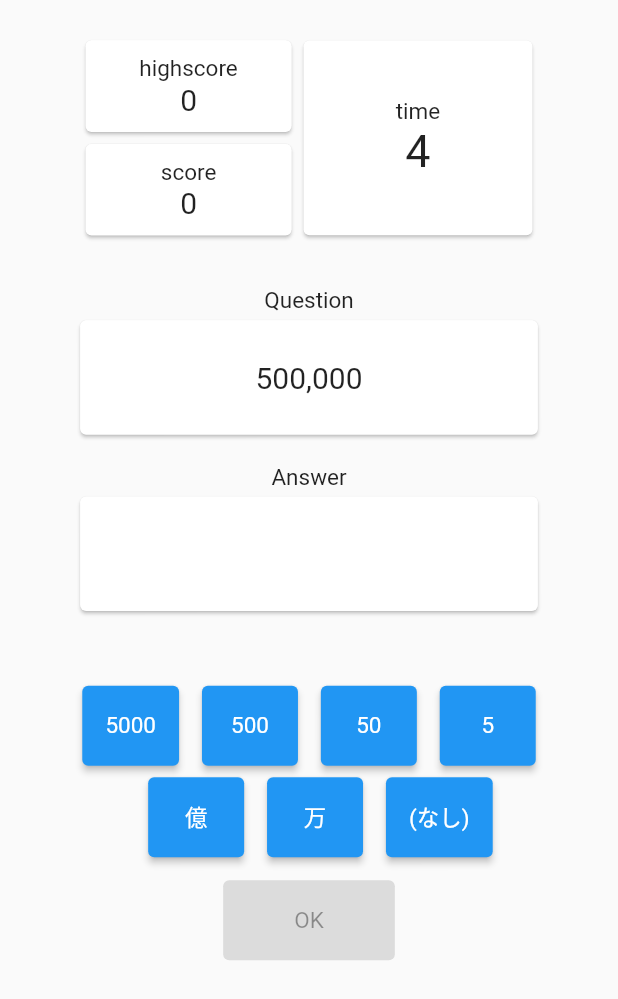
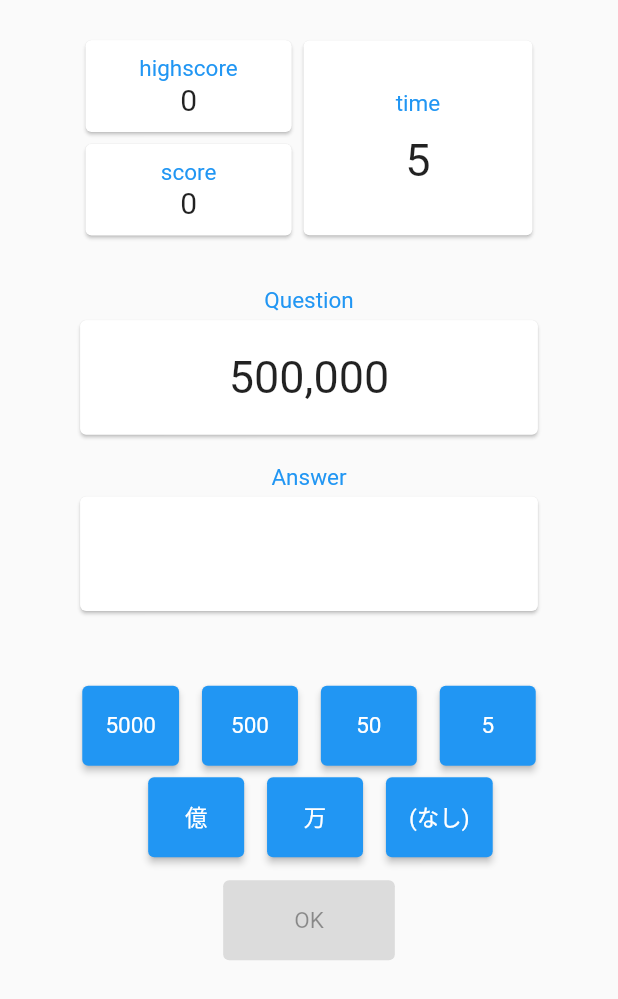
Before and after one commit to miyashiiii/number_read, a Flutter app: the GamePage screen opened by its route, on a phone screen of 412 x 824 dp. Shown: the top 999 px of the screen. Run offline on Flutter 3.47's test engine with Material 2 defaults, Android fonts, the phone set to English and light mode, and no system bars; our stand-ins replace firebase_analytics, firebase_core, flutter_screenutil, google_mobile_ads, page_transition, shared_preferences; accounts and stored records are empty; network calls fail.

Commit message:
change: Update UI style

```diff
--- a/lib/first_page.dart
+++ b/lib/first_page.dart
@@ -80,7 +80,7 @@ class _FirstPageState extends State<FirstPage> {
                   SizedBox(height: 400.h),
                   SizedBox(child: Image(image: AssetImage('assets/images/sudoku_logo.png')),height:500.h,width:500.h),
                   SizedBox(height: 200.h),
-                  Text("ハイスコア:" + _highScore.toString()),
+                  Text("ハイスコア: " + _highScore.toString()),
                   SizedBox(height: 100.h),
                   ElevatedButton(
                     onPressed: () {
--- a/lib/game_page.dart
+++ b/lib/game_page.dart
@@ -41,6 +41,7 @@ class _GamePageState extends State<GamePage> {
   }
 
   void initTimer() {
+    return;
     _timer = Timer.periodic(
         // 定期実行する間隔の設定.
         Duration(seconds: 1),
@@ -138,6 +139,7 @@ class _GamePageState extends State<GamePage> {
                                   children: [
                                     Text(
                                       "highscore",
+                                      style: TextStyle(color: Colors.blue),
                                     ),
                                     Text(
                                       "$highScore",
@@ -159,6 +161,7 @@ class _GamePageState extends State<GamePage> {
                                 children: [
                                   Text(
                                     "score",
+                                    style: TextStyle(color: Colors.blue),
                                   ),
                                   Text(
                                     score.toString(),
@@ -185,6 +188,10 @@ class _GamePageState extends State<GamePage> {
                               children: [
                                 Text(
                                   "time",
+                                  style: TextStyle(color: Colors.blue),
+                                ),
+                                SizedBox(
+                                  height: 30.h,
                                 ),
                                 Text(
                                   model.remainTime.toString(),
@@ -204,7 +211,9 @@ class _GamePageState extends State<GamePage> {
               SizedBox(
                 height: 80.h,
               ),
-              Text("Question"),
+              Text("Question",
+                  style: TextStyle(color: Colors.blue),
+    ),
               Consumer<GameModel>(builder: (context, model, child) {
                 return Card(
                   color: model.numberCardColor,
@@ -217,7 +226,7 @@ class _GamePageState extends State<GamePage> {
                           children: [
                             Text(
                               model.questionNumber,
-                              style: TextStyle(fontSize: 20),
+                              style: TextStyle(fontSize: 30),
                             ),
                           ],
                         ),
@@ -231,7 +240,9 @@ class _GamePageState extends State<GamePage> {
               SizedBox(
                 height: 40.h,
               ),
-              Text("Answer"),
+              Text("Answer",
+                style: TextStyle(color: Colors.blue),
+              ),
               Consumer<GameModel>(builder: (context, model, child) {
                 return Card(
                   color: model.numberCardColor,
@@ -243,7 +254,7 @@ class _GamePageState extends State<GamePage> {
                           children: [
                             Text(
                               model.answer,
-                              style: TextStyle(fontSize: 20),
+                              style: TextStyle(fontSize: 30),
                             ),
                           ],
                         ),
--- a/lib/result_page.dart
+++ b/lib/result_page.dart
@@ -4,6 +4,7 @@ import 'package:sudoku/analytics.dart';
 
 import 'admob_widget.dart';
 import 'empty_app_bar.dart';
+import 'package:flutter_screenutil/flutter_screenutil.dart';
 
 class ResultPage extends StatelessWidget {
   int _highScore = 0;
@@ -34,6 +35,9 @@ class ResultPage extends StatelessWidget {
             children: [
               Column(
                 children: [
+                  SizedBox(
+                    height: 300.h,
+                  ),
                   Visibility(
                     child: Text('ハイスコア更新！'),
                     visible: _isHighScore,
```
Also changed, not shown: assets/icon/icon.png (added).
